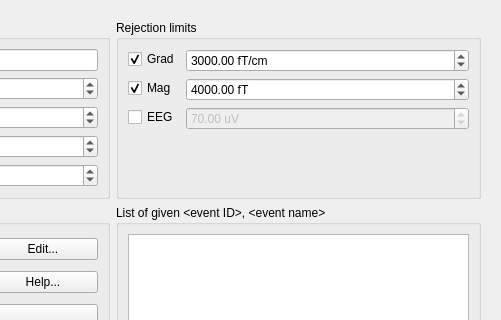
First picture: the form in designer_ui_files/createEpochsFromEventsDialogUi.ui, repository cibr-jyu/meggie, before the edit; both pictures show x 276 to 777 and y 0 to 320 of the 777 by 783 pixel window.
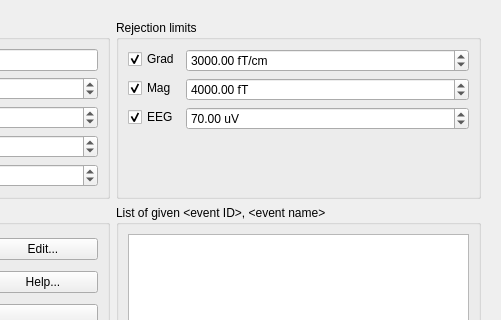
Second picture: the form after the edit.

The edit to the form file:
```diff
--- a/designer_ui_files/createEpochsFromEventsDialogUi.ui
+++ b/designer_ui_files/createEpochsFromEventsDialogUi.ui
@@ -197,14 +197,14 @@
              <string>EEG</string>
             </property>
             <property name="checked">
-             <bool>false</bool>
+             <bool>true</bool>
             </property>
            </widget>
           </item>
           <item row="2" column="1">
            <widget class="QDoubleSpinBox" name="doubleSpinBoxEEGReject">
             <property name="enabled">
-             <bool>false</bool>
+             <bool>true</bool>
             </property>
             <property name="suffix">
              <string> uV</string>
```
